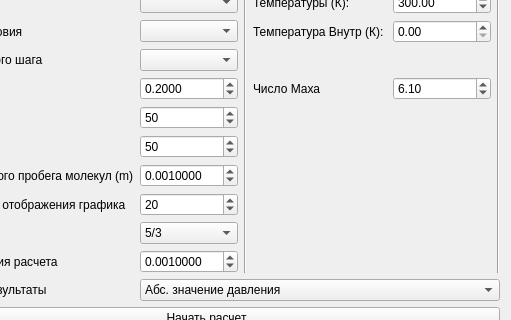
Qt form widget.ui (aspexs/FVMNS) before a commit; both pictures show x 644 to 1155 and y 117 to 437 of the 1155 by 866 pixel window.
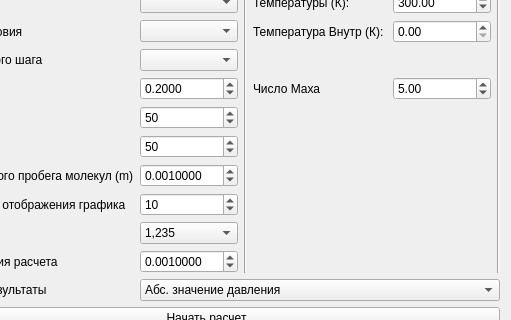
The same form after that commit.

Diff of the .ui file:
```diff
--- a/widget.ui
+++ b/widget.ui
@@ -275,7 +275,7 @@
    <item row="12" column="5">
     <widget class="QComboBox" name="comboBox_gamma">
      <property name="currentIndex">
-      <number>0</number>
+      <number>2</number>
      </property>
      <item>
       <property name="text">
@@ -485,7 +485,7 @@
    <item row="11" column="5">
     <widget class="QSpinBox" name="spinBox_timeplot">
      <property name="value">
-      <number>20</number>
+      <number>10</number>
      </property>
     </widget>
    </item>
@@ -576,7 +576,7 @@
    <item row="7" column="8">
     <widget class="QDoubleSpinBox" name="doubleSpinBox_ma">
      <property name="value">
-      <double>6.100000000000000</double>
+      <double>5.000000000000000</double>
      </property>
     </widget>
    </item>
```
Left out of the diff: 15 changed lines with no effect on the pictures.
